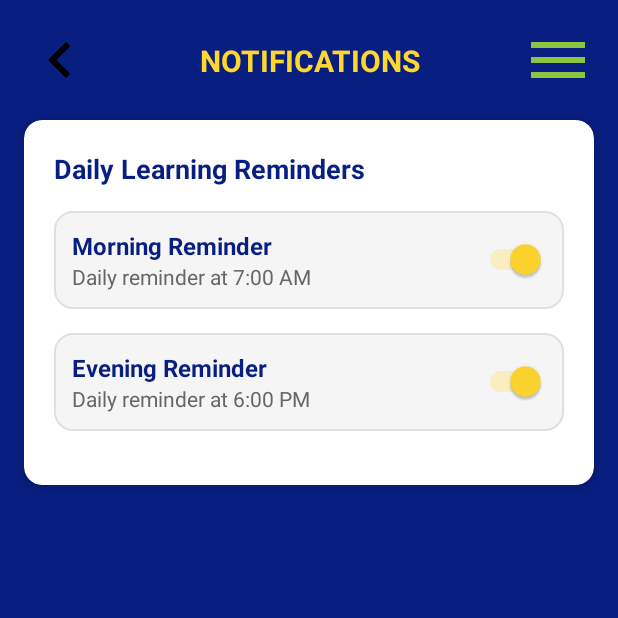
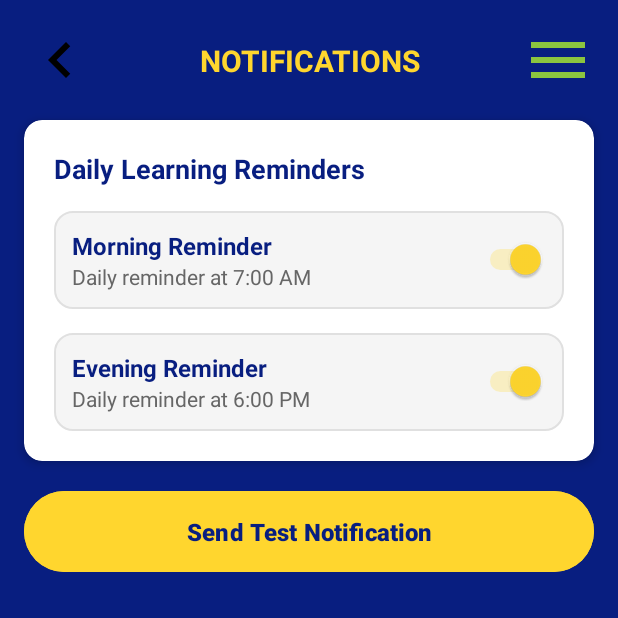
Before and after one commit to Rhea0524/MzansiLingo, an Android app: the NotificationActivity screen opened directly, with no data from a screen before it, on a phone screen of 412 x 824 dp, the top half of it. Run offline under Robolectric (Android 15) with nearby library versions, the phone set to English and light mode, and no system bars.

Commit message:
Real time notifications

```diff
--- a/app/src/main/java/com/fake/mzansilingo/NotificationActivity.kt
+++ b/app/src/main/java/com/fake/mzansilingo/NotificationActivity.kt
@@ -8,6 +8,7 @@ import android.content.Context
 import android.content.Intent
 import android.os.Build
 import android.os.Bundle
+import android.util.Log
 import android.widget.*
 import androidx.appcompat.app.AppCompatActivity
 import androidx.core.view.GravityCompat
@@ -29,6 +30,7 @@ class NotificationActivity : AppCompatActivity() {
         const val CHANNEL_ID = "MZANSILINGO_REMINDERS"
         const val MORNING_HOUR = 7
         const val EVENING_HOUR = 18
+        private const val TAG = "NotificationActivity"
     }
 
     override fun onCreate(savedInstanceState: Bundle?) {
@@ -37,6 +39,7 @@ class NotificationActivity : AppCompatActivity() {
 
         initViews()
         setupNotificationChannel()
+        checkExactAlarmPermission()
         setupClickListeners()
         setupNavigationDrawer()
         setupNotifications()
@@ -67,6 +70,19 @@ class NotificationActivity : AppCompatActivity() {
 
             val notificationManager = getSystemService(Context.NOTIFICATION_SERVICE) as NotificationManager
             notificationManager.createNotificationChannel(channel)
+        }
+    }
+
+    private fun checkExactAlarmPermission() {
+        if (Build.VERSION.SDK_INT >= Build.VERSION_CODES.S) {
+            val alarmManager = getSystemService(Context.ALARM_SERVICE) as AlarmManager
+            if (!alarmManager.canScheduleExactAlarms()) {
+                Toast.makeText(
+                    this,
+                    "Exact alarm permission required for notifications to work properly",
+                    Toast.LENGTH_LONG
+                ).show()
+            }
         }
     }
 
@@ -118,7 +134,14 @@ class NotificationActivity : AppCompatActivity() {
             }
         }
 
-
+        btnTestNotification.setOnClickListener {
+            // Send a test notification immediately
+            val intent = Intent(this, NotificationReceiver::class.java).apply {
+                putExtra("type", "test")
+            }
+            sendBroadcast(intent)
+            Toast.makeText(this, "Test notification sent!", Toast.LENGTH_SHORT).show()
+        }
 
         findViewById<ImageView>(R.id.nav_back).setOnClickListener {
             finish()
@@ -126,7 +149,7 @@ class NotificationActivity : AppCompatActivity() {
     }
 
     private fun scheduleMorningNotification() {
-        scheduleRepeatingNotification(
+        scheduleNotification(
             MORNING_NOTIFICATION_ID,
             MORNING_HOUR,
             0,
@@ -135,7 +158,7 @@ class NotificationActivity : AppCompatActivity() {
     }
 
     private fun scheduleEveningNotification() {
-        scheduleRepeatingNotification(
+        scheduleNotification(
             EVENING_NOTIFICATION_ID,
             EVENING_HOUR,
             0,
@@ -143,8 +166,27 @@ class NotificationActivity : AppCompatActivity() {
         )
     }
 
-    private fun scheduleRepeatingNotification(id: Int, hour: Int, minute: Int, type: String) {
+    private fun scheduleNotification(id: Int, hour: Int, minute: Int, type: String) {
         val alarmManager = getSystemService(Context.ALARM_SERVICE) as AlarmManager
+
+        // Check if exact alarm permission is granted (Android 12+)
+        if (Build.VERSION.SDK_INT >= Build.VERSION_CODES.S) {
+            if (!alarmManager.canScheduleExactAlarms()) {
+                Toast.makeText(
+                    this,
+                    "Please enable exact alarm permission in settings",
+                    Toast.LENGTH_LONG
+                ).show()
+                try {
+                    val intent = Intent(android.provider.Settings.ACTION_REQUEST_SCHEDULE_EXACT_ALARM)
+                    startActivity(intent)
+                } catch (e: Exception) {
+                    Log.e(TAG, "Failed to open exact alarm settings", e)
+                }
+                return
+            }
+        }
+
         val intent = Intent(this, NotificationReceiver::class.java).apply {
             putExtra("type", type)
         }
@@ -158,6 +200,7 @@ class NotificationActivity : AppCompatActivity() {
             set(Calendar.HOUR_OF_DAY, hour)
             set(Calendar.MINUTE, minute)
             set(Calendar.SECOND, 0)
+            set(Calendar.MILLISECOND, 0)
 
             // If the time has already passed today, schedule for tomorrow
             if (before(Calendar.getInstance())) {
@@ -166,14 +209,17 @@ class NotificationActivity : AppCompatActivity() {
         }
 
         try {
-            alarmManager.setRepeating(
+            // Use setExactAndAllowWhileIdle for better reliability
+            // The receiver will reschedule itself after firing
+            alarmManager.setExactAndAllowWhileIdle(
                 AlarmManager.RTC_WAKEUP,
                 calendar.timeInMillis,
-                AlarmManager.INTERVAL_DAY,
                 pendingIntent
             )
+            Log.d(TAG, "Scheduled $type notification for ${calendar.time}")
         } catch (e: SecurityException) {
             Toast.makeText(this, "Permission needed for exact alarms", Toast.LENGTH_LONG).show()
+            Log.e(TAG, "Failed to schedule notification", e)
         }
     }
 
@@ -185,11 +231,9 @@ class NotificationActivity : AppCompatActivity() {
             PendingIntent.FLAG_UPDATE_CURRENT or PendingIntent.FLAG_IMMUTABLE
         )
         alarmManager.cancel(pendingIntent)
+        Log.d(TAG, "Cancelled notification with id: $id")
     }
 
-
-
-    // Simplified navigation - keep only essential methods
     private fun setupNavigationDrawer() {
         findViewById<TextView>(R.id.nav_home).setOnClickListener {
             drawerLayout.closeDrawer(GravityCompat.END)
@@ -235,4 +279,10 @@ class NotificationActivity : AppCompatActivity() {
             super.onBackPressed()
         }
     }
+
+    override fun onResume() {
+        super.onResume()
+        // Re-check permission status when returning to the activity
+        checkExactAlarmPermission()
+    }
 }
--- a/app/src/main/res/layout/activity_notification.xml
+++ b/app/src/main/res/layout/activity_notification.xml
@@ -68,6 +68,7 @@
 
         <!-- Notification Settings Card -->
         <androidx.cardview.widget.CardView
+            android:id="@+id/notification_card"
             android:layout_width="0dp"
             android:layout_height="wrap_content"
             android:layout_margin="16dp"
@@ -140,7 +141,6 @@
                     android:layout_height="wrap_content"
                     android:orientation="horizontal"
                     android:gravity="center_vertical"
-                    android:layout_marginBottom="16dp"
                     android:padding="12dp"
                     android:background="@drawable/rounded_background">
 
@@ -178,6 +178,22 @@
             </LinearLayout>
 
         </androidx.cardview.widget.CardView>
+
+        <!-- Test Notification Button -->
+        <Button
+            android:id="@+id/btn_test_notification"
+            android:layout_width="0dp"
+            android:layout_height="wrap_content"
+            android:layout_margin="16dp"
+            android:text="Send Test Notification"
+            android:textColor="@color/mz_navy_dark"
+            android:textStyle="bold"
+            android:textSize="16sp"
+            android:backgroundTint="@color/mz_yellow"
+            android:padding="16dp"
+            app:layout_constraintTop_toBottomOf="@id/notification_card"
+            app:layout_constraintStart_toStartOf="parent"
+            app:layout_constraintEnd_toEndOf="parent" />
 
     </androidx.constraintlayout.widget.ConstraintLayout>
 
--- a/app/src/main/res/values/strings.xml
+++ b/app/src/main/res/values/strings.xml
@@ -2,4 +2,5 @@
     <string name="app_name">MzansiLingo</string>
     <string name="unknown">Unknown</string>
     <string name="default_web_client_id">370111223511-smns9as07tusftm5u1dsumn2dbrl3qub.apps.googleusercontent.com</string>
+
 </resources>
```
Also changed, not shown: app/src/main/java/com/fake/mzansilingo/NotificationReciever..kt (+42 -1 lines), 2 other files.
